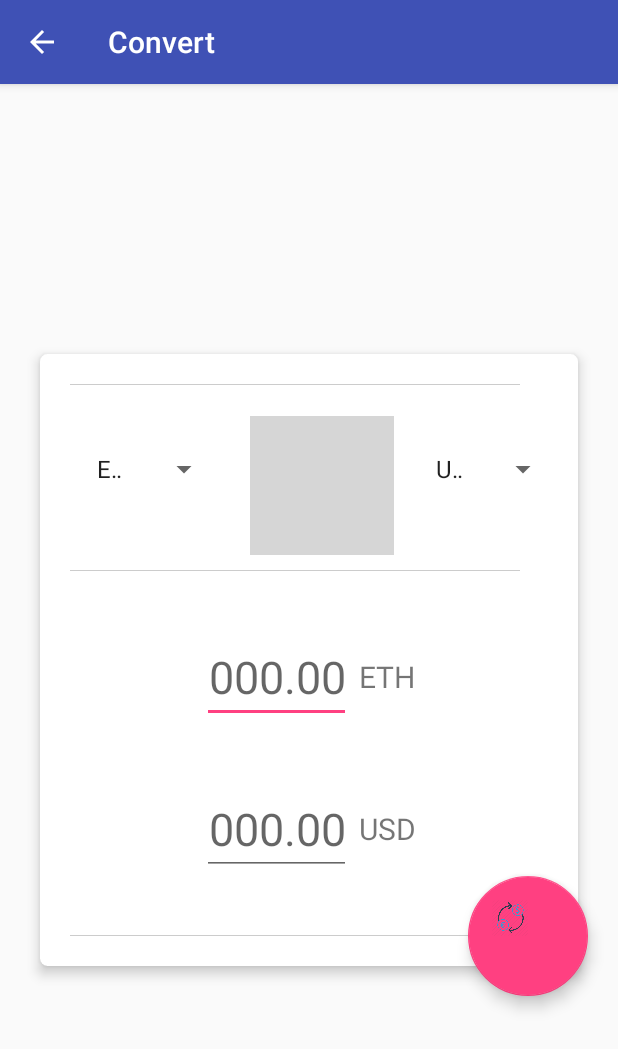
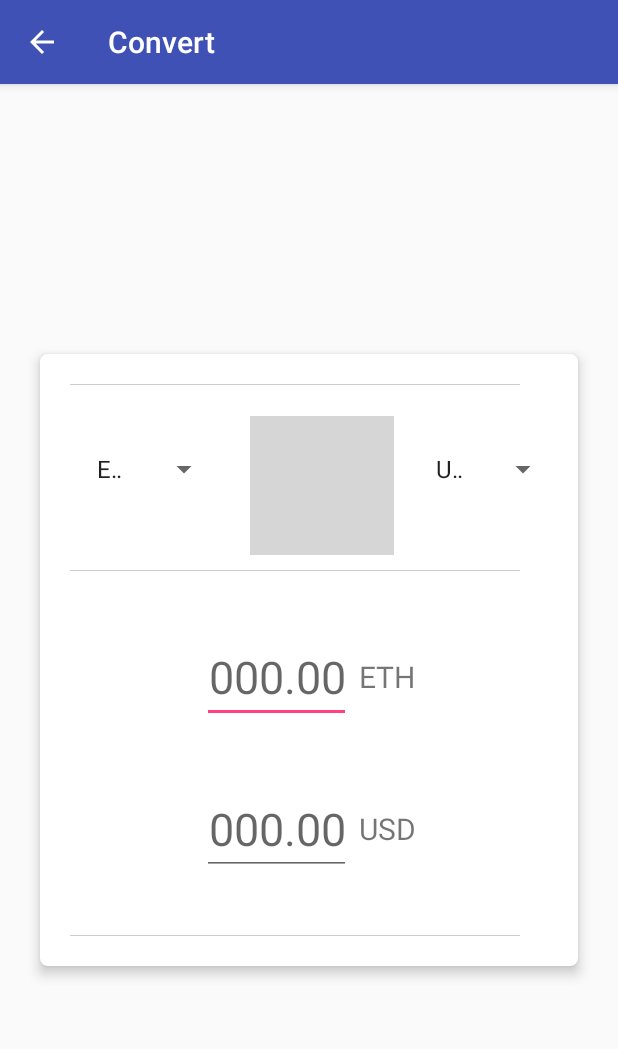
Before and after one commit to Yosiwealth/Crypto-X, an Android app: the ConvertClassETH screen opened directly, with no data from a screen before it, on a phone screen of 412 x 824 dp. Shown: the top 1049 px of the screen. Run offline under Robolectric (Android 15) with nearby library versions, the light colour scheme and no system bars; our stand-ins replace Volley; network calls fail; 1 statement that could not run was skipped; grey boxes are pictures that could not be loaded.

Commit message:
updated features

```diff
--- a/app/src/main/res/layout/convert_activity_eth.xml
+++ b/app/src/main/res/layout/convert_activity_eth.xml
@@ -157,16 +157,4 @@
     </LinearLayout>
 
 
-    <android.support.design.widget.FloatingActionButton
-        android:id="@+id/fab"
-        android:layout_width="80dp"
-        android:layout_height="80dp"
-        android:layout_margin="20dp"
-        android:clickable="true"
-        android:elevation="50dp"
-        android:src="@drawable/conversion"
-        app:layout_anchor="@id/inner_layout"
-        app:layout_anchorGravity="right|end|bottom"
-        app:rippleColor="#e20651" />
-
 </android.support.design.widget.CoordinatorLayout>
```
